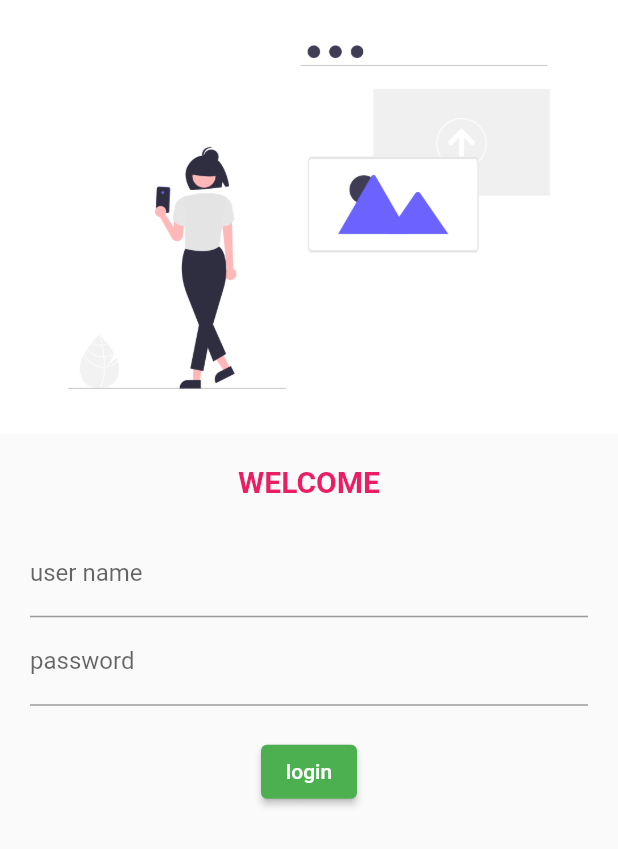
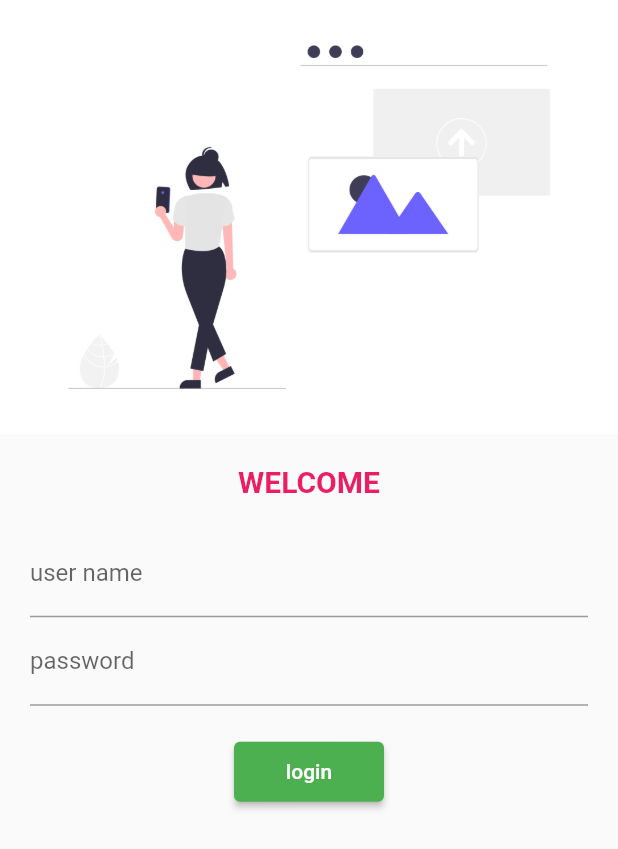
Before and after one commit to Bhavna4410/flutterapp, a Flutter app: the screen it shows after launch, on a phone screen of 412 x 824 dp. Shown: the top 849 px of the screen. Run offline on Flutter 3.47's test engine with Material 2 defaults, Android fonts, the light colour scheme and no system bars; our stand-ins replace google_fonts.

Commit message:
day-5 commit

```diff
--- a/lib/main.dart
+++ b/lib/main.dart
@@ -1,5 +1,6 @@
 import 'package:bestapp/pages/home.dart';
 import 'package:bestapp/pages/login.dart';
+import 'package:bestapp/utils/routes.dart';
 import 'package:flutter/material.dart';
 import 'package:google_fonts/google_fonts.dart';
 
@@ -10,6 +11,7 @@
 class Myapp extends StatelessWidget {
   //const Myapp({Key? key}) : super(key: key);
 
+  const Myapp({Key? key}) : super(key: key);
   @override
   Widget build(BuildContext context) {
     return MaterialApp(
@@ -23,8 +25,8 @@
       initialRoute: '/',
       routes: {
         "/": (context) => Loginpage(),
-        "/Home": (context) => HomePage(),
-        "/login": (context) => Loginpage()
+        MyRoutes.homeRoute: (context) => HomePage(),
+        MyRoutes.loginRoute: (context) => Loginpage()
       },
     );
   }
--- a/lib/pages/login.dart
+++ b/lib/pages/login.dart
@@ -1,3 +1,4 @@
+import 'package:bestapp/utils/routes.dart';
 import 'package:flutter/material.dart';
 
 class Loginpage extends StatelessWidget {
@@ -6,6 +7,7 @@
   @override
   Widget build(BuildContext context) {
     return Material(
+        child: SingleChildScrollView(
       child: Column(
         children: [
           Image.asset(
@@ -41,14 +43,16 @@
                 ),
                 ElevatedButton(
                   child: Text('login'),
+                  style: TextButton.styleFrom(minimumSize: Size(100, 40)),
                   onPressed: () {
-                  print('hi');
+                    Navigator.pushNamed(context, MyRoutes.homeRoute);
                   },
                 )
               ],
             ),
           ),
         ],
+      ),
     ));
   }
 }
--- /dev/null
+++ b/lib/utils/routes.dart
@@ -0,0 +1,5 @@
+class MyRoutes
+{
+  static String loginRoute="/login";
+  static String homeRoute="/home";
+}
```
Lines whose indentation alone changed are shown as unchanged.
